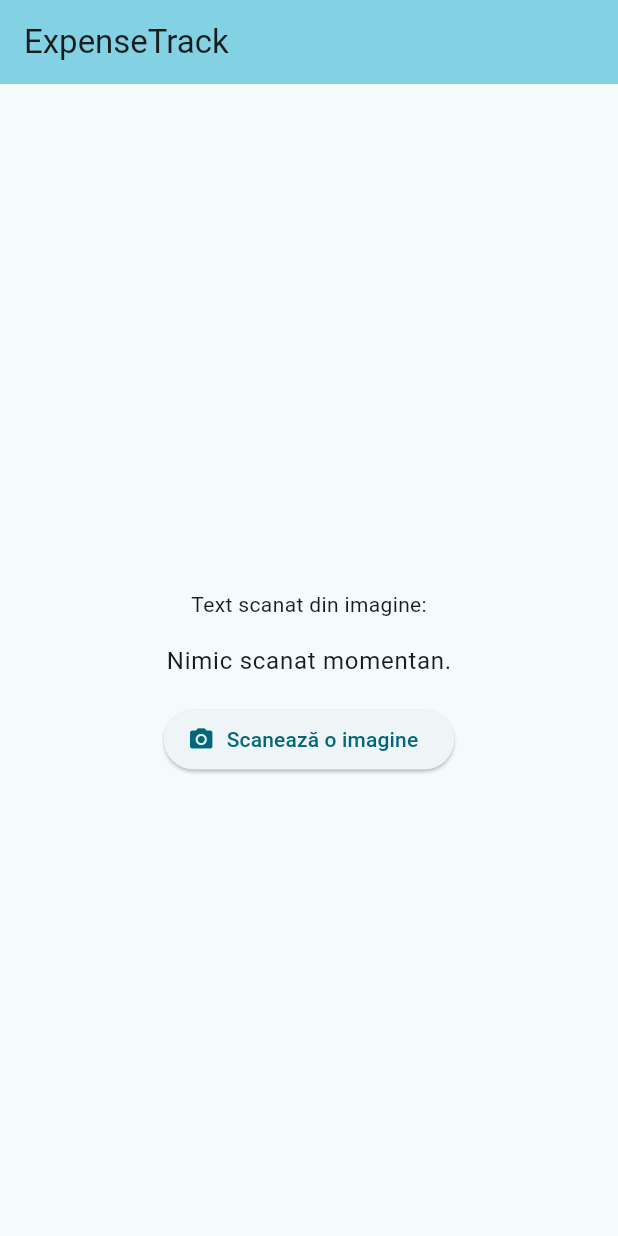
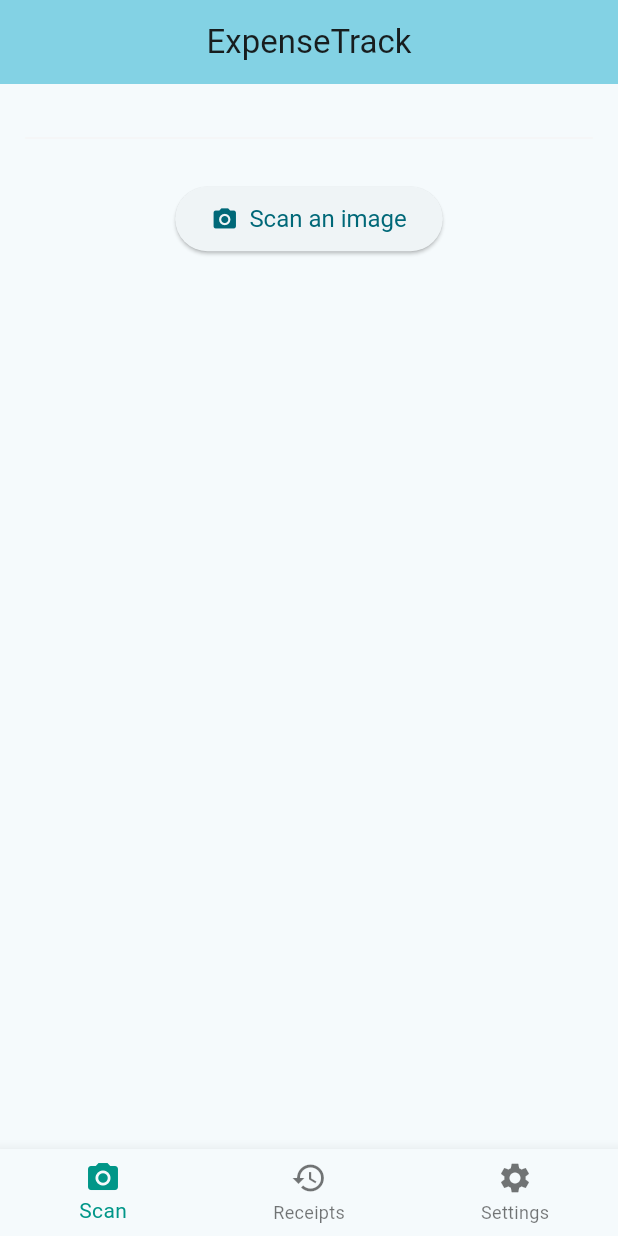
Before and after one commit to anca26/FinanceApp, a Flutter app: the screen it shows after launch, on a phone screen of 412 x 824 dp. Run offline on Flutter 3.47's test engine with Material 3 defaults, Android fonts, the light colour scheme and no system bars; our stand-ins replace image_picker.

Commit message:
updated_UI
Added date,total,quantity, merchant fields that are filled with info from the receipt. The regex should be reviewed.
Also made a bottom navbar for switching between views, I intend to add in the receipts view the date and then the shop with the total, then you could click for more details.  I have to implement a database for storing the items first

```diff
--- a/expense_app/lib/main.dart
+++ b/expense_app/lib/main.dart
@@ -2,7 +2,6 @@
 import 'package:image_picker/image_picker.dart';
 import 'package:http/http.dart' as http;
 import 'dart:convert';
-
 
 void main() {
   runApp(const MyApp());
@@ -11,13 +10,13 @@
 class MyApp extends StatelessWidget {
   const MyApp({super.key});
 
-  // This widget is the root of your application.
   @override
   Widget build(BuildContext context) {
     return MaterialApp(
       title: 'ExpenseTrack',
       theme: ThemeData(
         colorScheme: ColorScheme.fromSeed(seedColor: const Color.fromARGB(255, 48, 122, 137)),
+        useMaterial3: true,
       ),
       home: const MyHomePage(title: 'ExpenseTrack'),
     );
@@ -26,16 +25,6 @@
 
 class MyHomePage extends StatefulWidget {
   const MyHomePage({super.key, required this.title});
-
-  // This widget is the home page of your application. It is stateful, meaning
-  // that it has a State object (defined below) that contains fields that affect
-  // how it looks.
-
-  // This class is the configuration for the state. It holds the values (in this
-  // case the title) provided by the parent (in this case the App widget) and
-  // used by the build method of the State. Fields in a Widget subclass are
-  // always marked "final".
-
   final String title;
 
   @override
@@ -43,14 +32,59 @@
 }
 
 class _MyHomePageState extends State<MyHomePage> {
-  String _ocrText = "Nimic scanat momentan.";
+  String _ocrText = "";
+  bool _isLoading = false;
+  bool _wasCleared = false;
+
+  String extractedDate = "-";
+  String extractedTotal = "-";
+  String extractedQuantity = "-";
+  String extractedMerchant = "-";
+
+  int _selectedIndex = 0;
+
+  void _onItem(int index) {
+    setState(() {
+      _selectedIndex = index;
+    });
+  }
+
+  void extractFields(String text) {
+    final dateRegex = RegExp(r'\b\d{2}[./-]\d{2}[./-]\d{4}\b');
+    final totalRegex = RegExp(r'(total|sum\u0103|amount)\s*[:\-]?\s*(\d+[.,]?\d*)', caseSensitive: false);
+    final quantityRegex = RegExp(r'\b(x\s*\d+|\d+\s*buc|\d+\s*pcs)', caseSensitive: false);
+    final merchantRegex = RegExp(r'(?:S\.?C\.?\s+)([A-Z\s]+?)(?:\s+S\.?R\.?L\.?|S\.?A\.?)');
+
+    final dateMatch = dateRegex.firstMatch(text);
+    final totalMatch = totalRegex.firstMatch(text);
+    final qtyMatch = quantityRegex.firstMatch(text);
+    final merchantMatch = merchantRegex.firstMatch(text);
+
+    setState(() {
+      extractedDate = dateMatch?.group(0) ?? "-";
+      extractedTotal = totalMatch != null ? totalMatch.group(2)! : "-";
+      extractedQuantity = qtyMatch?.group(0) ?? "-";
+      extractedMerchant = merchantMatch != null ? merchantMatch.group(1)!.trim() : "-";
+    });
+  }
 
   Future<void> scanReceipt() async {
     final picker = ImagePicker();
     final pickedFile = await picker.pickImage(source: ImageSource.gallery);
 
     if (pickedFile != null) {
-      final uri = Uri.parse("http://10.0.2.2:5000/scan"); // folosește IP local dacă e pe telefon
+      setState(() {
+        _isLoading = true;
+        _ocrText = "";
+        _wasCleared = false;
+        extractedDate = "-";
+        extractedTotal = "-";
+        extractedQuantity = "-";
+        extractedMerchant = "-";
+      });
+
+      try {
+        final uri = Uri.parse("http://10.0.2.2:5000/scan");
         final request = http.MultipartRequest("POST", uri);
         request.files.add(await http.MultipartFile.fromPath("image", pickedFile.path));
 
@@ -59,54 +93,178 @@
 
         if (response.statusCode == 200) {
           final decoded = jsonDecode(responseBody);
+          final scannedText = decoded['text'] ?? "Text empty.";
           setState(() {
-          _ocrText = decoded['text'] ?? "Text gol.";
+            _ocrText = scannedText;
           });
+          extractFields(scannedText);
         } else {
           setState(() {
-          _ocrText = "Eroare server: ${response.statusCode}";
+            _ocrText = "Server error: \${response.statusCode}";
+          });
+        }
+      } catch (e) {
+        setState(() {
+          _ocrText = "Connection error: \$e";
+        });
+      } finally {
+        setState(() {
+          _isLoading = false;
         });
       }
     } else {
       setState(() {
-        _ocrText = "Nu a fost selectată nicio imagine.";
+        _ocrText = "No image selected.";
+        _wasCleared = false;
       });
     }
   }
 
+  void _clearText() {
+    setState(() {
+      _ocrText = "Text cleared.";
+      _wasCleared = true;
+      extractedDate = "-";
+      extractedTotal = "-";
+      extractedQuantity = "-";
+      extractedMerchant = "-";
+    });
+  }
+
+  Widget buildScanView() {
+    final bool showBox = _ocrText.trim().isNotEmpty || _isLoading;
+
+    return Padding(
+      padding: const EdgeInsets.all(16.0),
+      child: Column(
+        children: <Widget>[
+          const SizedBox(height: 20),
+          if (showBox)
+            Row(
+              mainAxisAlignment: MainAxisAlignment.spaceBetween,
+              children: [
+                const Text(
+                  'Scanned text:',
+                  style: TextStyle(fontSize: 18, fontWeight: FontWeight.bold),
+                ),
+                IconButton(
+                  onPressed: _clearText,
+                  icon: const Icon(Icons.clear),
+                  tooltip: 'Clear text',
+                ),
+              ],
+            ),
+          if (showBox) const SizedBox(height: 10),
+          AnimatedContainer(
+            duration: const Duration(milliseconds: 300),
+            curve: Curves.easeInOut,
+            height: showBox ? 200 : 0,
+            width: double.infinity,
+            padding: const EdgeInsets.all(16),
+            decoration: BoxDecoration(
+              color: Colors.grey[100],
+              border: Border.all(color: Colors.grey),
+              borderRadius: BorderRadius.circular(12),
+            ),
+            child: _isLoading
+                ? const Center(child: CircularProgressIndicator())
+                : Center(
+                    child: SingleChildScrollView(
+                      child: Text(
+                        _ocrText,
+                        textAlign: TextAlign.center,
+                        style: TextStyle(
+                          fontSize: 16,
+                          fontStyle: _wasCleared ? FontStyle.italic : FontStyle.normal,
+                          color: _wasCleared ? Colors.grey : Colors.black,
+                        ),
+                      ),
+                    ),
+                  ),
+          ),
+          const SizedBox(height: 30),
+          ElevatedButton.icon(
+            onPressed: _isLoading ? null : scanReceipt,
+            icon: const Icon(Icons.camera_alt),
+            label: const Text("Scan an image"),
+            style: ElevatedButton.styleFrom(
+              padding: const EdgeInsets.symmetric(horizontal: 24, vertical: 12),
+              textStyle: const TextStyle(fontSize: 16),
+            ),
+          ),
+          const SizedBox(height: 30),
+          if (_ocrText.trim().isNotEmpty)
+            Card(
+              elevation: 2,
+              shape: RoundedRectangleBorder(borderRadius: BorderRadius.circular(12)),
+              child: Padding(
+                padding: const EdgeInsets.all(16.0),
+                child: Column(
+                  children: [
+                    const Text(
+                      "Detected Fields",
+                      style: TextStyle(fontSize: 18, fontWeight: FontWeight.bold),
+                    ),
+                    const SizedBox(height: 12),
+                    Row(mainAxisAlignment: MainAxisAlignment.spaceBetween, children: [
+                      const Text("Date:"),
+                      Text(extractedDate),
+                    ]),
+                    const SizedBox(height: 8),
+                    Row(mainAxisAlignment: MainAxisAlignment.spaceBetween, children: [
+                      const Text("Total:"),
+                      Text(extractedTotal),
+                    ]),
+                    const SizedBox(height: 8),
+                    Row(mainAxisAlignment: MainAxisAlignment.spaceBetween, children: [
+                      const Text("Quantity:"),
+                      Text(extractedQuantity),
+                    ]),
+                    const SizedBox(height: 8),
+                    Row(mainAxisAlignment: MainAxisAlignment.spaceBetween, children: [
+                      const Text("Merchant:"),
+                      Text(extractedMerchant),
+                    ]),
+                  ],
+                ),
+              ),
+            ),
+        ],
+      ),
+    );
+  }
+
   @override
   Widget build(BuildContext context) {
-
-    // The Flutter framework has been optimized to make rerunning build methods
-    // fast, so that you can just rebuild anything that needs updating rather
-    // than having to individually change instances of widgets.
     return Scaffold(
       appBar: AppBar(
         backgroundColor: Theme.of(context).colorScheme.inversePrimary,
-        // Here we take the value from the MyHomePage object that was created by
-        // the App.build method, and use it to set our appbar title.
         title: Text(widget.title),
+        centerTitle: true,
       ),
-      body: Center(
-        child: Column(
-          mainAxisAlignment: MainAxisAlignment.center,
-          children: <Widget>[
-            const SizedBox(height: 30),
-            const Text('Text scanat din imagine:'),
-            Padding(
-            padding: const EdgeInsets.all(16.0),
-            child: Text(
-              _ocrText,
-              style: Theme.of(context).textTheme.bodyLarge,
+      body: _selectedIndex == 0
+          ? buildScanView()
+          : _selectedIndex == 1
+              ? const Center(child: Text('View1'))
+              : const Center(child: Text('View2')),
+      bottomNavigationBar: BottomNavigationBar(
+        items: const <BottomNavigationBarItem>[
+          BottomNavigationBarItem(
+            icon: Icon(Icons.camera_alt),
+            label: 'Scan',
           ),
+          BottomNavigationBarItem(
+            icon: Icon(Icons.history),
+            label: 'Receipts',
           ),
-          ElevatedButton.icon(
-          onPressed: scanReceipt,
-          icon: const Icon(Icons.camera_alt),
-          label: const Text("Scanează o imagine"),
+          BottomNavigationBarItem(
+            icon: Icon(Icons.settings),
+            label: 'Settings',
           ),
         ],
-        ),
+        currentIndex: _selectedIndex,
+        selectedItemColor: Colors.teal,
+        onTap: _onItem,
       ),
     );
   }
```
Also changed, not shown: expense_app/flutter_01.png (added). Lines whose indentation alone changed are shown as unchanged.
